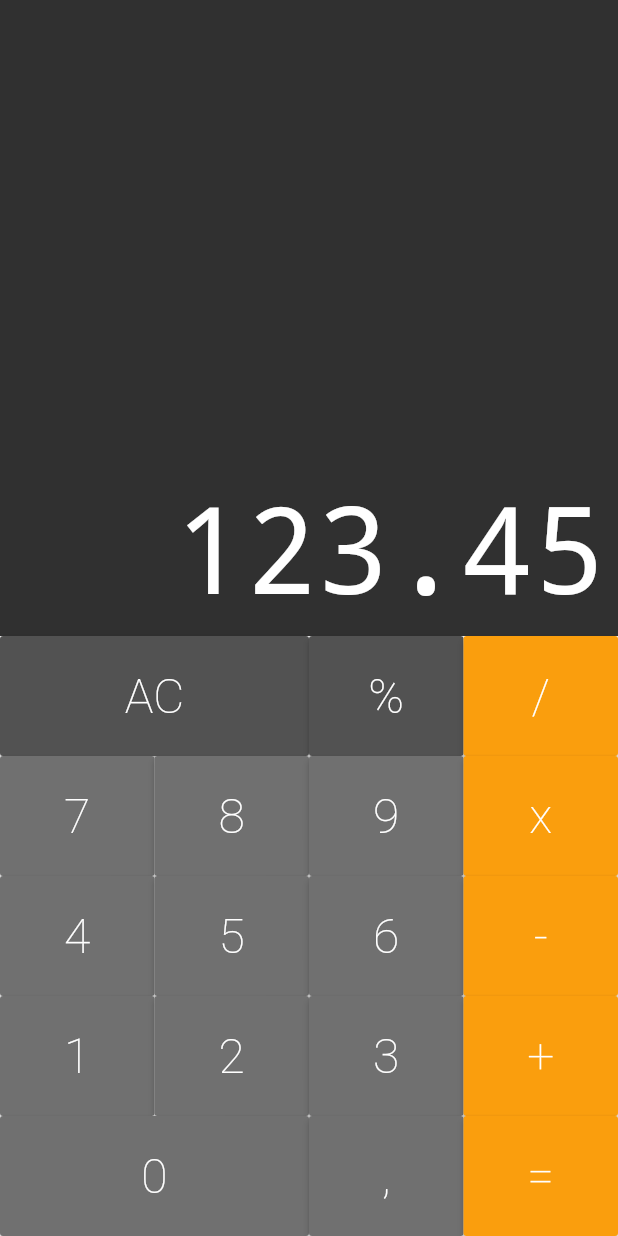
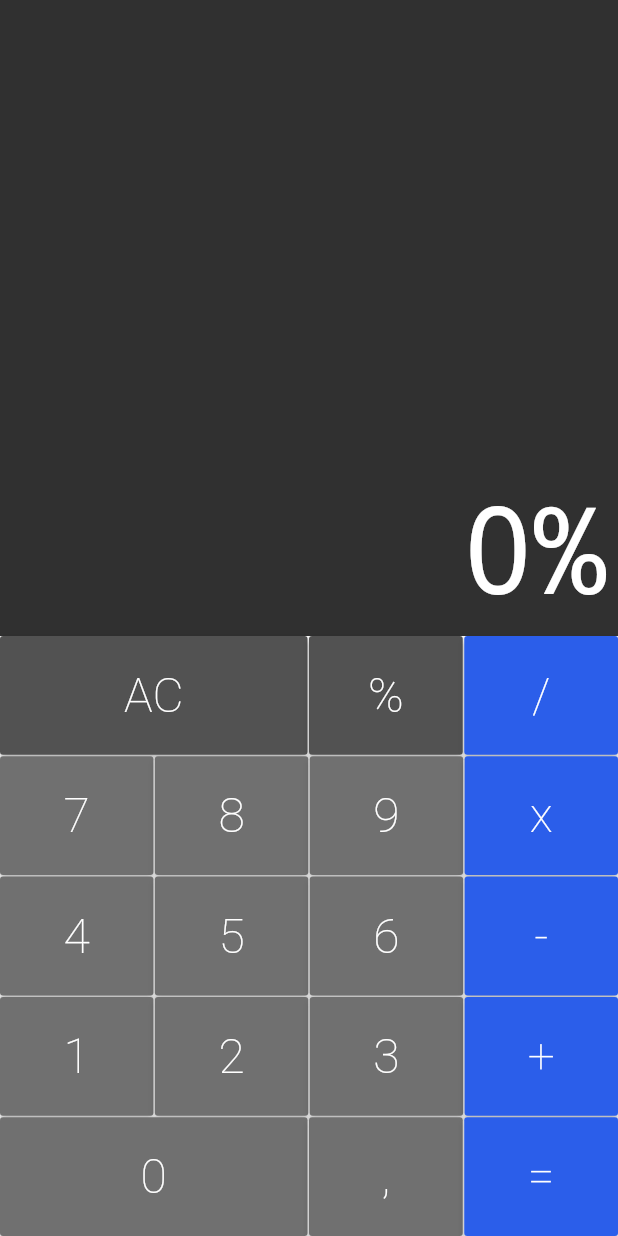
Before and after one commit to carlosrjr/calculadora-flutter, a Flutter app: the screen it shows after launch, after a tap on an icon or button, on a phone screen of 412 x 824 dp. Run offline on Flutter 3.47's test engine with Material 2 defaults, Android fonts, the phone set to English and light mode, and no system bars; drawn by our look-alikes of auto_size_text.

Commit message:
[UP] Adicionando espaços entre os botoes do teclado e mudança na cor dos botoes de operaçao

```diff
--- a/lib/components/button.dart
+++ b/lib/components/button.dart
@@ -4,7 +4,7 @@ class Button extends StatelessWidget {
 
   static const DARK = Color.fromRGBO(82, 82, 82, 1);
   static const DEFAULT = Color.fromRGBO(112, 112, 112, 1);
-  static const OPERATION = Color.fromRGBO(250, 158, 13, 1);
+  static const OPERATION = Color.fromRGBO(43, 94, 234, 1);
 
   final String text;
   final bool big;
--- a/lib/components/button_row.dart
+++ b/lib/components/button_row.dart
@@ -12,7 +12,11 @@ class ButtonRow extends StatelessWidget {
       flex: 1,
       child: Row(
         crossAxisAlignment: CrossAxisAlignment.stretch,
-        children: buttons,
+        children: buttons.fold(<Widget>[], (list, b) {
+          list.isEmpty ? list.add(b) : list.addAll([SizedBox(width: 1,), b]);
+
+          return list;
+        }),
       ),
     );
   }
--- a/lib/components/display.dart
+++ b/lib/components/display.dart
@@ -22,6 +22,7 @@ class Display extends StatelessWidget {
                 text,
                 minFontSize: 20,
                 maxFontSize: 80,
+                maxLines: 1,
                 textAlign: TextAlign.end,
                 style: TextStyle(
                   fontWeight: FontWeight.w100,
--- a/lib/components/keyboard.dart
+++ b/lib/components/keyboard.dart
@@ -18,24 +18,28 @@ class Keyboard extends StatelessWidget {
             Button(text: '%', color: Button.DARK, cb: cb),
             Button.operation(text: '/', cb: cb),
           ]),
+          SizedBox(height: 1),
           ButtonRow([
             Button(text: '7', cb: cb),
             Button(text: '8', cb: cb),
             Button(text: '9', cb: cb),
             Button.operation(text: 'x', cb: cb),
           ]),
+          SizedBox(height: 1),
           ButtonRow([
             Button(text: '4', cb: cb),
             Button(text: '5', cb: cb),
             Button(text: '6', cb: cb),
             Button.operation(text: '-', cb: cb),
           ]),
+          SizedBox(height: 1),
           ButtonRow([
             Button(text: '1', cb: cb),
             Button(text: '2', cb: cb),
             Button(text: '3', cb: cb),
             Button.operation(text: '+', cb: cb),
           ]),
+          SizedBox(height: 1),
           ButtonRow([
             Button.big(text: '0', cb: cb),
             Button(text: ',', cb: cb),
--- a/lib/models/memory.dart
+++ b/lib/models/memory.dart
@@ -1,3 +1,19 @@
 class Memory {
+  String _value = '0';
 
+  void applyCommand(String command) {
+    if(command == 'AC') {
+      _allClear();
+    } else {
+      _value += command;
+    }
+  }
+
+  _allClear() {
+    _value = '0';
+  }
+
+  String get value {
+    return _value;
+  }
 }
--- a/lib/screens/calculator.dart
+++ b/lib/screens/calculator.dart
@@ -1,10 +1,20 @@
 import 'package:calculator/components/display.dart';
 import 'package:calculator/components/keyboard.dart';
+import 'package:calculator/models/memory.dart';
 import 'package:flutter/material.dart';
 
-class Calculator extends StatelessWidget {
-  _onPressed(String text) {
-    print(text);
+class Calculator extends StatefulWidget {
+  @override
+  _CalculatorState createState() => _CalculatorState();
+}
+
+class _CalculatorState extends State<Calculator> {
+  final Memory memory = Memory();
+
+  _onPressed(String command) {
+    setState(() {
+      memory.applyCommand(command);
+    });
   }
 
   @override
@@ -12,7 +22,7 @@ class Calculator extends StatelessWidget {
     return MaterialApp(
       home: Column(
         children: <Widget>[
-          Display('123.45'),
+          Display(memory.value),
           Keyboard(_onPressed),
         ],
       ),
```
